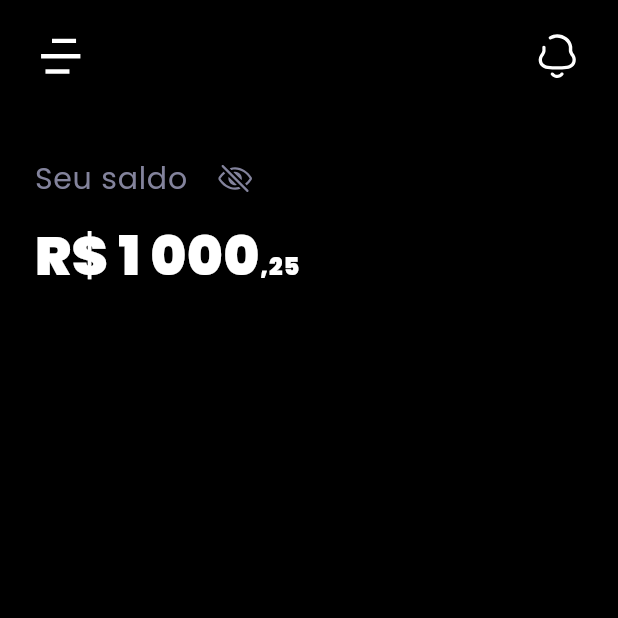
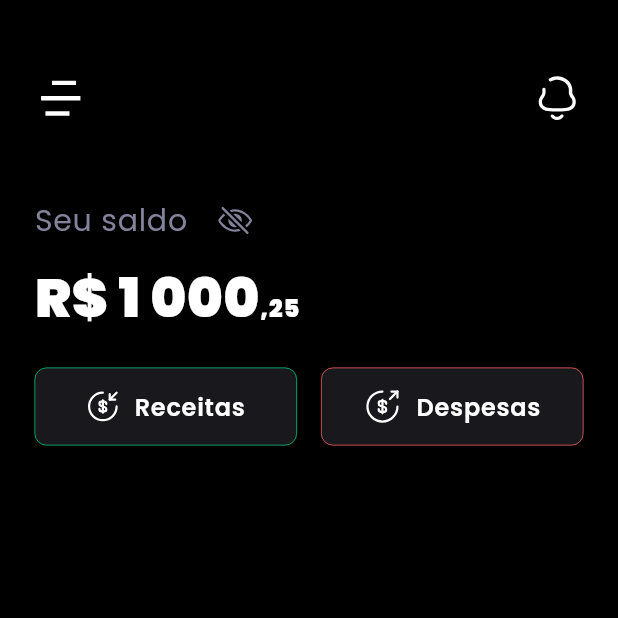
Before and after one commit to eric218110/projectzeta, a Flutter app: the screen it shows after launch, after a tap on an icon or button, on a phone screen of 412 x 824 dp, the top half of it. Run offline on Flutter 3.47's test engine with Material 3 defaults, Android fonts, the light colour scheme and no system bars; our stand-ins replace flutter_svg, get_it, go_router, google_fonts.

Commit message:
feat: create button send and receive money

```diff
--- /dev/null
+++ b/lib/src/presentation/components/buttons/shape_outline_button.dart
@@ -0,0 +1,48 @@
+import 'package:flutter/material.dart';
+import 'package:projectzeta/src/presentation/components/text/custom_text.dart';
+import 'package:projectzeta/src/presentation/theme/theme.dart';
+
+class ShapeOutlineButton extends StatelessWidget {
+  final String title;
+  final Widget iconLeft;
+  final Color color;
+  final ButtonStyle? style;
+
+  const ShapeOutlineButton({
+    super.key,
+    required this.title,
+    required this.iconLeft,
+    this.color = Colors.transparent,
+    this.style,
+  });
+
+  @override
+  Widget build(BuildContext context) {
+    return TextButton(
+      style: style ?? _defaultStyle(),
+      onPressed: () {},
+      child: Row(
+        children: [
+          iconLeft,
+          const SizedBox(width: DimensionApplication.medium),
+          CustomText(context: context).h3(
+            text: title,
+          )
+        ],
+      ),
+    );
+  }
+
+  ButtonStyle _defaultStyle() {
+    return TextButton.styleFrom(
+      foregroundColor: Colors.transparent,
+      backgroundColor: GradientColors.translucentGray,
+      minimumSize: const Size(100, 50),
+      shape: BorderRadiusApplication.md,
+      padding: const EdgeInsets.symmetric(
+        vertical: DimensionApplication.mediumLarge,
+        horizontal: DimensionApplication.extraLarge,
+      ),
+    );
+  }
+}
--- a/lib/src/presentation/components/header/header.dart
+++ b/lib/src/presentation/components/header/header.dart
@@ -16,7 +16,7 @@ class Header extends StatelessWidget {
   Widget build(BuildContext context) {
     return Padding(
       padding: const EdgeInsets.only(
-        top: DimensionApplication.extraLarge,
+        top: DimensionApplication.massive,
         left: DimensionApplication.horizontalPadding,
         right: DimensionApplication.horizontalPadding,
         bottom: DimensionApplication.extraLarge,
@@ -29,8 +29,8 @@ class Header extends StatelessWidget {
     return Row(
       mainAxisAlignment: MainAxisAlignment.spaceBetween,
       children: [
-        ProjectZetaIcons.menu,
-        ProjectZetaIcons.bell,
+        ProjectZetaIcons.menu(),
+        ProjectZetaIcons.bell(),
       ],
     );
   }
@@ -40,7 +40,7 @@ class Header extends StatelessWidget {
       mainAxisAlignment: MainAxisAlignment.spaceBetween,
       crossAxisAlignment: CrossAxisAlignment.center,
       children: [
-        ProjectZetaIcons.arrowLeft,
+        ProjectZetaIcons.arrowLeft(),
         Text(
           title,
           style: Theme.of(context)
--- a/lib/src/presentation/components/icons/icon/eye_off_outline.dart
+++ /dev/null
@@ -1,15 +0,0 @@
-import 'package:flutter/material.dart';
-import 'package:flutter_svg/svg.dart';
-import 'package:projectzeta/src/presentation/components/icons/name.dart';
-import 'package:projectzeta/src/presentation/components/icons/path.dart';
-
-class EyeOffOutlineIcon {
-  SvgPicture icon({Color? color}) {
-    return SvgPicture.asset(
-      iconsPaths[IconsName.eyeOffOutline]!,
-      semanticsLabel: 'Eye Off Outline Icon',
-      colorFilter:
-          color != null ? ColorFilter.mode(color, BlendMode.srcIn) : null,
-    );
-  }
-}
--- a/lib/src/presentation/components/icons/icon/eye_outline.dart
+++ /dev/null
@@ -1,15 +0,0 @@
-import 'package:flutter/material.dart';
-import 'package:flutter_svg/svg.dart';
-import 'package:projectzeta/src/presentation/components/icons/name.dart';
-import 'package:projectzeta/src/presentation/components/icons/path.dart';
-
-class EyeOutlineIcon {
-  SvgPicture icon({Color? color}) {
-    return SvgPicture.asset(
-      iconsPaths[IconsName.eyeOutline]!,
-      semanticsLabel: 'Eye Outline Icon',
-      colorFilter:
-          color != null ? ColorFilter.mode(color, BlendMode.srcIn) : null,
-    );
-  }
-}
--- a/lib/src/presentation/components/icons/icons.dart
+++ b/lib/src/presentation/components/icons/icons.dart
@@ -1,28 +1,27 @@
 import 'package:flutter/material.dart';
 import 'package:flutter_svg/svg.dart';
-import 'package:projectzeta/src/presentation/components/icons/icon/eye_off_outline.dart';
-import 'package:projectzeta/src/presentation/components/icons/icon/eye_outline.dart';
 import 'package:projectzeta/src/presentation/components/icons/name.dart';
 import 'package:projectzeta/src/presentation/components/icons/path.dart';
 
 class ProjectZetaIcons {
-  static SvgPicture arrowLeft = SvgPicture.asset(
-    iconsPaths[IconsName.arrowLeft]!,
-    semanticsLabel: 'Arrow Left Icon',
-  );
+  static var menu = _createIcon(IconsName.menu);
+  static var bell = _createIcon(IconsName.bell);
+  static var arrowLeft = _createIcon(IconsName.arrowLeft);
+  static var eyeOutline = _createIcon(IconsName.eyeOutline);
+  static var eyeOffOutline = _createIcon(IconsName.eyeOffOutline);
+  static var moneySend = _createIcon(IconsName.moneySend);
+  static var moneyReceive = _createIcon(IconsName.moneyReceive);
 
-  static SvgPicture bell = SvgPicture.asset(
-    iconsPaths[IconsName.bell]!,
-    semanticsLabel: 'Bell Icon',
-  );
-
-  static SvgPicture menu = SvgPicture.asset(
-    iconsPaths[IconsName.menu]!,
-    semanticsLabel: 'Menu Icon',
-  );
-
-  static SvgPicture Function({Color? color}) eyeOffOutline =
-      EyeOffOutlineIcon().icon;
-
-  static SvgPicture Function({Color? color}) eyeOutline = EyeOutlineIcon().icon;
+  static Widget Function({Color? color}) _createIcon(IconsName iconName) {
+    return ({Color? color}) => SvgPicture.asset(
+          iconsPaths[iconName]!,
+          semanticsLabel: '${iconName.toString()} Icon',
+          colorFilter: color != null
+              ? ColorFilter.mode(
+                  color,
+                  BlendMode.srcIn,
+                )
+              : null,
+        );
+  }
 }
--- a/lib/src/presentation/components/icons/name.dart
+++ b/lib/src/presentation/components/icons/name.dart
@@ -4,4 +4,6 @@ enum IconsName {
   menu,
   eyeOffOutline,
   eyeOutline,
+  moneyReceive,
+  moneySend
 }
--- a/lib/src/presentation/components/icons/path.dart
+++ b/lib/src/presentation/components/icons/path.dart
@@ -6,4 +6,6 @@ Map<IconsName, String> iconsPaths = {
   IconsName.bell: 'assets/svg/bell.svg',
   IconsName.eyeOffOutline: 'assets/svg/eye-off-outline.svg',
   IconsName.eyeOutline: 'assets/svg/eye-outline.svg',
+  IconsName.moneyReceive: 'assets/svg/money-recive.svg',
+  IconsName.moneySend: 'assets/svg/money-send.svg',
 };
--- /dev/null
+++ b/lib/src/presentation/components/receive_and_expense/receive_and_expense_button.dart
@@ -0,0 +1,57 @@
+import 'package:flutter/material.dart';
+import 'package:projectzeta/src/presentation/components/buttons/shape_outline_button.dart';
+import 'package:projectzeta/src/presentation/components/icons/icons.dart';
+import 'package:projectzeta/src/presentation/theme/theme.dart';
+
+class ReceiveAndExpenseButton extends StatelessWidget {
+  const ReceiveAndExpenseButton({super.key});
+
+  @override
+  Widget build(BuildContext context) {
+    var buttonReceiveStyle = _buttonStyle(context, false);
+    var buttonExpenseStyle = _buttonStyle(context, true);
+
+    return Padding(
+      padding: const EdgeInsets.symmetric(
+        horizontal: DimensionApplication.horizontalPadding,
+      ),
+      child: Row(
+        mainAxisAlignment: MainAxisAlignment.spaceBetween,
+        children: [
+          ShapeOutlineButton(
+            title: 'Receitas',
+            iconLeft: ProjectZetaIcons.moneyReceive(),
+            style: buttonReceiveStyle,
+          ),
+          ShapeOutlineButton(
+            title: 'Despesas',
+            iconLeft: ProjectZetaIcons.moneySend(),
+            style: buttonExpenseStyle,
+          )
+        ],
+      ),
+    );
+  }
+
+  ButtonStyle _buttonStyle(BuildContext context, bool isExpense) {
+    double size = MediaQuery.of(context).size.width * 0.5 -
+        DimensionApplication.horizontalPadding -
+        DimensionApplication.base;
+    Color color = isExpense ? AccentColors.boldRed : AccentColors.vividGreen;
+
+    return TextButton.styleFrom(
+      side: BorderSide(
+        color: color,
+        width: 0.5,
+      ),
+      foregroundColor: color,
+      backgroundColor: GradientColors.translucentGray,
+      minimumSize: Size(size, 52),
+      shape: BorderRadiusApplication.md,
+      padding: const EdgeInsets.symmetric(
+        vertical: DimensionApplication.mediumLarge,
+        horizontal: DimensionApplication.extraLarge,
+      ),
+    );
+  }
+}
--- a/lib/src/presentation/components/text/custom_text.dart
+++ b/lib/src/presentation/components/text/custom_text.dart
@@ -13,6 +13,16 @@ class CustomText {
     return Text(
       text,
       style: _loadStylesByKey('h6')?.copyWith(color: color),
+    );
+  }
+
+  h3({
+    required String text,
+    Color? color,
+  }) {
+    return Text(
+      text,
+      style: _loadStylesByKey('h3')?.copyWith(color: color),
     );
   }
 
@@ -39,6 +49,12 @@ class CustomText {
           fontSize: 20,
         );
 
+    listItem['h3'] = Theme.of(context).textTheme.bodyLarge!.copyWith(
+          color: SurfaceColors.pureWhite,
+          fontSize: 16,
+          fontWeight: FontWeight.w600,
+        );
+
     TextStyle? item = listItem[key];
 
     if (item == null) {
--- a/lib/src/presentation/screens/home.dart
+++ b/lib/src/presentation/screens/home.dart
@@ -2,6 +2,7 @@ import 'package:flutter/material.dart';
 import 'package:flutter/services.dart';
 import 'package:projectzeta/src/presentation/components/balance/your_balance.dart';
 import 'package:projectzeta/src/presentation/components/header/header.dart';
+import 'package:projectzeta/src/presentation/components/receive_and_expense/receive_and_expense_button.dart';
 import 'package:projectzeta/src/presentation/theme/dimensions.dart';
 
 class HomeScreen extends StatelessWidget {
@@ -21,7 +22,9 @@ class HomeScreen extends StatelessWidget {
               ),
               YourBalance(
                 balance: 1000.25,
-              )
+              ),
+              SizedBox(height: DimensionApplication.extraLarge),
+              ReceiveAndExpenseButton()
             ],
           ),
         ),
--- /dev/null
+++ b/lib/src/presentation/theme/border.dart
@@ -0,0 +1,12 @@
+import 'package:flutter/material.dart';
+import 'package:projectzeta/src/presentation/theme/dimensions.dart';
+
+class BorderRadiusApplication {
+  static var md = const RoundedRectangleBorder(
+    borderRadius: BorderRadius.all(
+      Radius.circular(
+        DimensionApplication.base,
+      ),
+    ),
+  );
+}
--- a/lib/src/presentation/theme/theme.dart
+++ b/lib/src/presentation/theme/theme.dart
@@ -1,6 +1,10 @@
 import 'package:flutter/material.dart';
 import 'package:google_fonts/google_fonts.dart';
 import 'package:projectzeta/src/presentation/theme/colors.dart';
+
+export './border.dart';
+export './colors.dart';
+export './dimensions.dart';
 
 class ProjectZetaTheme {
   static ThemeData theme = ThemeData(
```
Also changed, not shown: assets/svg/money-recive.svg (added), assets/svg/money-send.svg (added).
